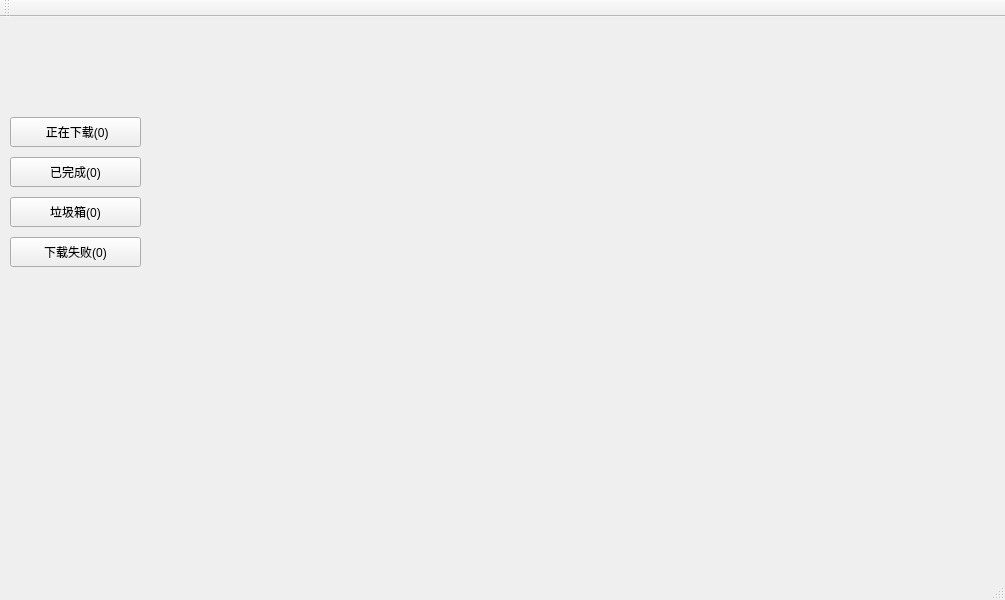
Qt form mainwindow.ui (uestcer/thunderXware) before a commit.
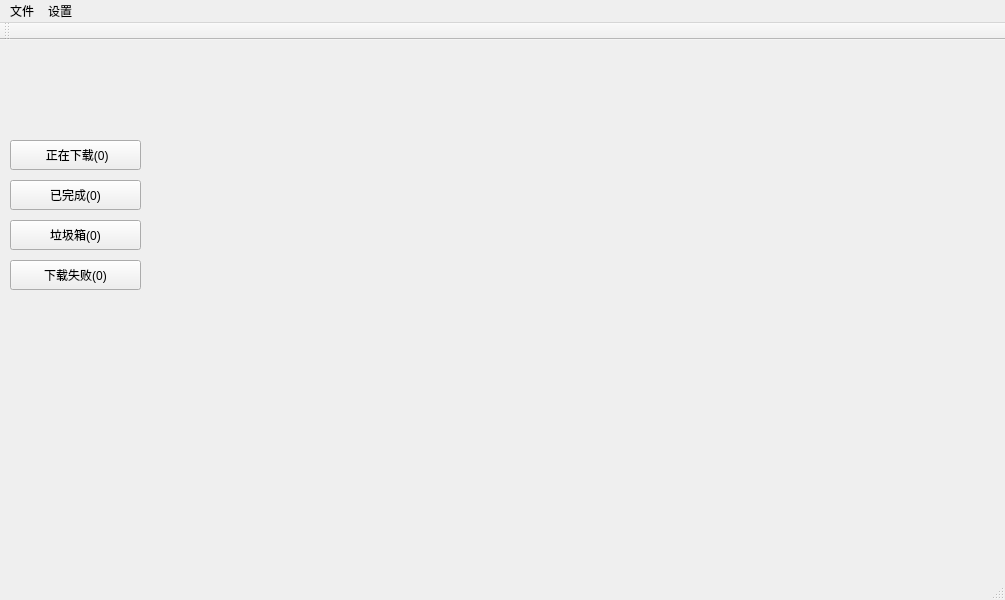
The same form after that commit.

Commit message: 添加下载器相关设置框架

```diff
--- a/mainwindow.ui
+++ b/mainwindow.ui
@@ -101,6 +101,22 @@
      <height>28</height>
     </rect>
    </property>
+   <widget class="QMenu" name="menu">
+    <property name="title">
+     <string>文件</string>
+    </property>
+   </widget>
+   <widget class="QMenu" name="menu_2">
+    <property name="title">
+     <string>设置</string>
+    </property>
+    <addaction name="separator"/>
+    <addaction name="separator"/>
+    <addaction name="action_3"/>
+    <addaction name="action_4"/>
+   </widget>
+   <addaction name="menu"/>
+   <addaction name="menu_2"/>
   </widget>
   <widget class="QToolBar" name="mainToolBar">
    <attribute name="toolBarArea">
```
Left out of the diff: 10 changed lines with no effect on the pictures. The commit also changes 4 other files.
